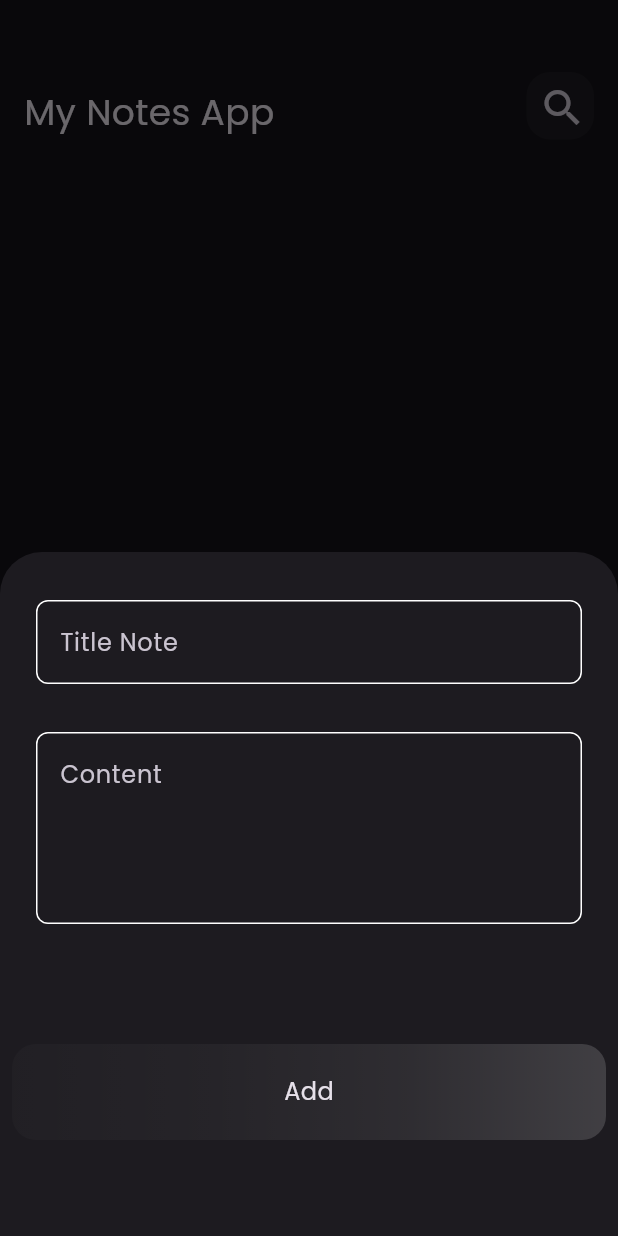
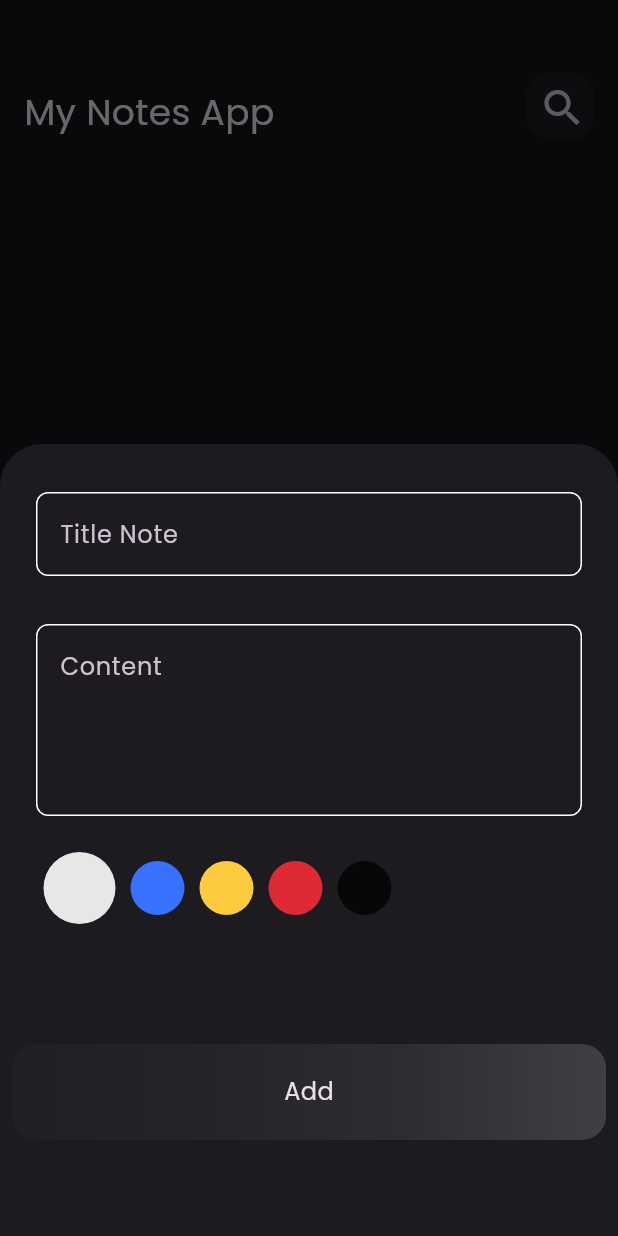
Before and after one commit to unityheroes/simple_note_app, a Flutter app: the screen it shows after launch, after a tap on the "add" icon, on a phone screen of 412 x 824 dp. Run offline on Flutter 3.47's test engine with Material 3 defaults, Android fonts, the phone set to English and light mode, and no system bars; our stand-ins replace flutter_bloc, hive, hive_flutter; accounts and stored records are empty.

Commit message:
add color listview in add notes ui

```diff
--- a/lib/widgets/add_note_form.dart
+++ b/lib/widgets/add_note_form.dart
@@ -3,6 +3,7 @@ import 'package:flutter_bloc/flutter_bloc.dart';
 import 'package:intl/intl.dart';
 import 'package:simple_note_app/cubits/add_note_cubit/add_note_cubit.dart';
 import 'package:simple_note_app/models/note_model.dart';
+import 'package:simple_note_app/widgets/color_item_listview.dart';
 import 'package:simple_note_app/widgets/custom_button.dart';
 import 'package:simple_note_app/widgets/custom_text_field.dart';
 
@@ -39,6 +40,7 @@ class _AddNoteFormState extends State<AddNoteForm> {
               subTitle = value;
             },
           ),
+          const ColorItemListview(),
           const SizedBox(
             height: 64,
           ),
--- /dev/null
+++ b/lib/widgets/color_item.dart
@@ -0,0 +1,26 @@
+import 'package:flutter/material.dart';
+
+class ColorItem extends StatelessWidget {
+  const ColorItem({super.key, required this.isSelected, required this.color});
+  final bool isSelected;
+  final Color color;
+
+  @override
+  Widget build(BuildContext context) {
+    return isSelected
+        ? Padding(
+            padding: const EdgeInsets.symmetric(horizontal: 5),
+            child: CircleAvatar(
+              radius: 24,
+              backgroundColor: color,
+            ),
+          )
+        : Padding(
+            padding: const EdgeInsets.symmetric(horizontal: 5),
+            child: CircleAvatar(
+              radius: 18,
+              backgroundColor: color,
+            ),
+          );
+  }
+}
--- /dev/null
+++ b/lib/widgets/color_item_listview.dart
@@ -0,0 +1,46 @@
+import 'package:flutter/material.dart';
+import 'package:simple_note_app/widgets/color_item.dart';
+
+class ColorItemListview extends StatefulWidget {
+  const ColorItemListview({super.key});
+
+  @override
+  State<ColorItemListview> createState() => _ColorItemListviewState();
+}
+
+class _ColorItemListviewState extends State<ColorItemListview> {
+  List<Color> colors = [
+    const Color(0xffE6E8E6),
+    const Color(0xff3772FF),
+    const Color(0xffFDCA40),
+    const Color(0xffDF2935),
+    const Color(0xff080708),
+  ];
+  int currentIndex = 0;
+  @override
+  Widget build(BuildContext context) {
+    return Padding(
+      padding: const EdgeInsets.only(top: 24, left: 16, right: 16),
+      child: SizedBox(
+        height: 48,
+        child: ListView.builder(
+          itemCount: colors.length,
+          scrollDirection: Axis.horizontal,
+          itemBuilder: (context, index) {
+            return GestureDetector(
+              onTap: () {
+                setState(() {
+                  currentIndex = index;
+                });
+              },
+              child: ColorItem(
+                isSelected: currentIndex == index,
+                color: colors[index],
+              ),
+            );
+          },
+        ),
+      ),
+    );
+  }
+}
```
